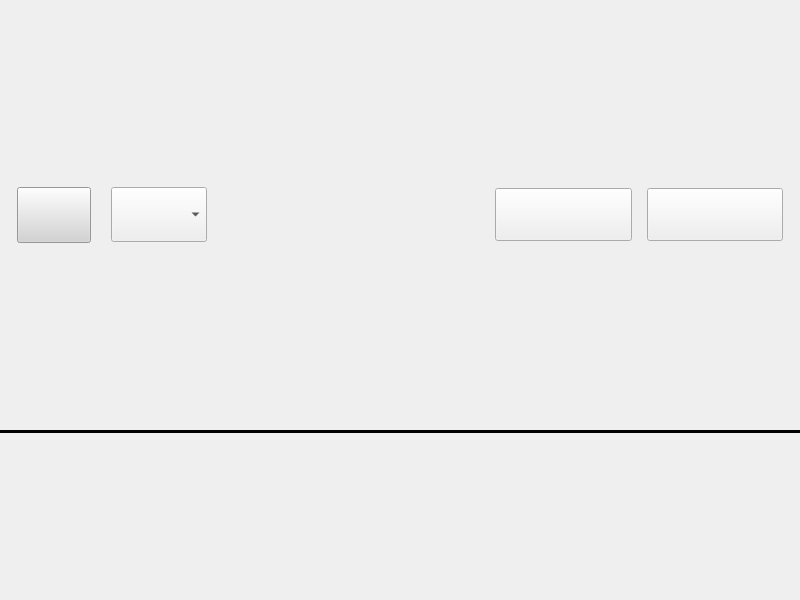
Old version of the form mainwindow.ui in the repository Szybet/cacaMap.
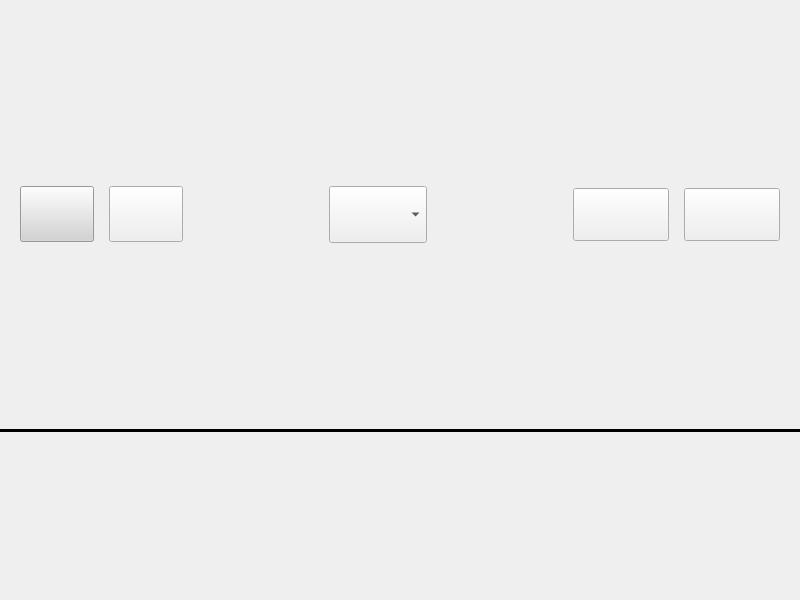
New version of the form. Icons and pictures are not drawn.

Commit message: More improvements; add 'Refresh screen' button

The edit to the form file:
```diff
--- a/mainwindow.ui
+++ b/mainwindow.ui
@@ -32,11 +32,14 @@
     </property>
     <item>
      <layout class="QHBoxLayout" name="horizontalLayout">
+      <property name="spacing">
+       <number>15</number>
+      </property>
       <property name="leftMargin">
-       <number>17</number>
+       <number>20</number>
       </property>
       <property name="rightMargin">
-       <number>17</number>
+       <number>20</number>
       </property>
       <property name="bottomMargin">
        <number>20</number>
@@ -55,17 +58,28 @@
         </property>
        </widget>
       </item>
+      <item>
+       <widget class="QPushButton" name="refreshBtn">
+        <property name="styleSheet">
+         <string notr="true">padding: 20px</string>
+        </property>
+        <property name="text">
+         <string/>
+        </property>
+        <property name="icon">
+         <iconset>
+          <normaloff>:/icons/icons/refresh.png</normaloff>:/icons/icons/refresh.png</iconset>
+        </property>
+       </widget>
+      </item>
       <item>
        <spacer name="horizontalSpacer">
         <property name="orientation">
          <enum>Qt::Horizontal</enum>
         </property>
-        <property name="sizeType">
-         <enum>QSizePolicy::Fixed</enum>
-        </property>
         <property name="sizeHint" stdset="0">
          <size>
-          <width>20</width>
+          <width>40</width>
           <height>20</height>
          </size>
         </property>
@@ -74,7 +88,7 @@
       <item>
        <widget class="QComboBox" name="serverComboBox">
         <property name="styleSheet">
-         <string notr="true">padding: 17px; font-family: u001;</string>
+         <string notr="true">padding: 17.5px; font-family: u001;</string>
         </property>
        </widget>
       </item>
```
Left out of the diff: 10 changed lines with no effect on the pictures. The commit also changes 10 other files.
